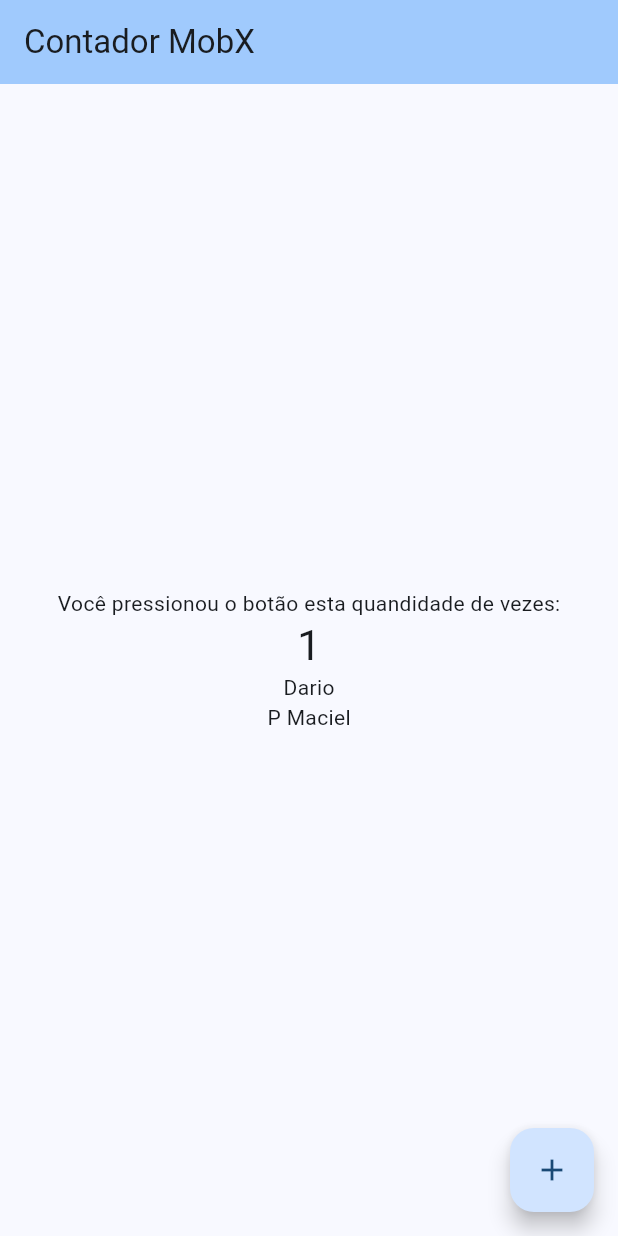
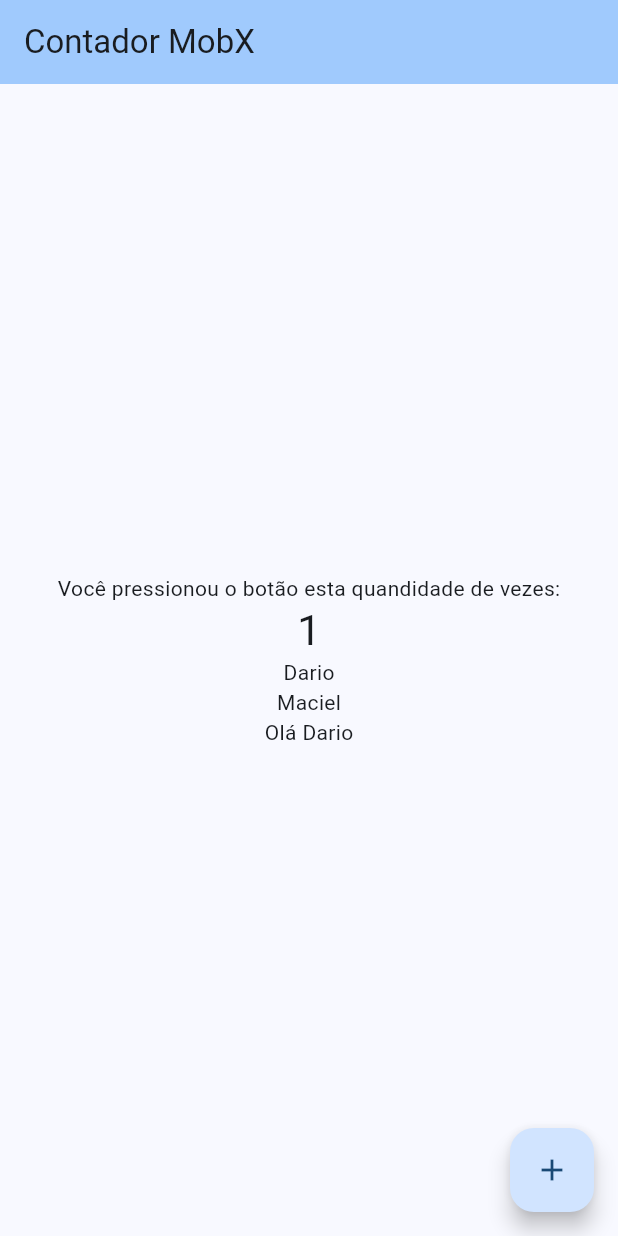
Before and after one commit to dariopmaciel/mobx_imc, a Flutter app: the screen it shows after launch, after a tap on the "add" icon, on a phone screen of 412 x 824 dp. Run offline on Flutter 3.47's test engine with Material 3 defaults, Android fonts, the phone set to English and light mode, and no system bars; our stand-ins replace flutter_mobx, mobx.

```diff
--- a/lib/contador/contador_controller.dart
+++ b/lib/contador/contador_controller.dart
@@ -13,13 +13,21 @@ class ContadorController {
 
 //action do mobX
   late Action increment;
+  late Computed _saudacaoComputed;
+
   ContadorController() {
     increment = Action(_incrementeCounter);
+    _saudacaoComputed = Computed(() => 'Olá ${_fullName.value.first}');
   }
 
   //criado o metodo get para se extrair '_counter.value' de uma forma mais facil de usar
   int get counter => _counter.value;
   FullName get fullName => _fullName.value;
+
+  //*Funcionar funciona mas não é o ideal
+  // String get saudacao => 'Olá ${_fullName.value.first}';
+  //*O IDEAL
+  String get saudacao => _saudacaoComputed.value;
 
   //cria o metodo
   //action do mobX
@@ -27,13 +35,17 @@ class ContadorController {
     _counter.value++;
     print("Antes");
     print(_fullName.value.hashCode);
-    // ! ESTE ABAIXO ESTA ERRADO
+    // ! ESTE ABAIXO ESTÁ ERRADO
     // ! NÃO PODE PEGAR O OBJETO E ALTERAR OS ATRIBUTOS DELE
     // _fullName.value.first = "Dario";
     // _fullName.value.last = "P Maciel";
 
-    // ! CORRETO
-    _fullName.value = FullName(first: "Dario", last: "P Maciel");
+    // * CORRETO = > Cria se um novo 'objeto'
+    // _fullName.value = FullName(first: "Dario", last: "P Maciel");
+    //! OU
+    //* CORRETO = > Cria se um 'copy with'
+    _fullName.value = _fullName.value.copyWith(first: "Dario", last: "Maciel");
+
     print("Depois");
     print(_fullName.value.hashCode);
   }
@@ -51,4 +63,24 @@ class FullName {
     required this.first,
     required this.last,
   });
+
+  FullName copyWith({
+    String? first,
+    String? last,
+  }) {
+    return FullName(
+      first: first ?? this.first,
+      last: last ?? this.last,
+    );
+  }
+
+  @override
+  bool operator ==(Object other) {
+    if (identical(this, other)) return true;
+
+    return other is FullName && other.first == first && other.last == last;
+  }
+
+  @override
+  int get hashCode => first.hashCode ^ last.hashCode;
 }
--- a/lib/contador/contador_page.dart
+++ b/lib/contador/contador_page.dart
@@ -31,10 +31,13 @@ class ContadorPage extends StatelessWidget {
               return Text(controller.fullName.first);
             }),
             Observer(
-              builder: (_) {
-                return Text(controller.fullName.last);
+              builder: (_) => Text(controller.fullName.last),
+            ),
+            Observer(
+              builder: (BuildContext context) {
+                return Text(controller.saudacao);
               },
-            ),
+            )
           ],
         ),
       ),
```
